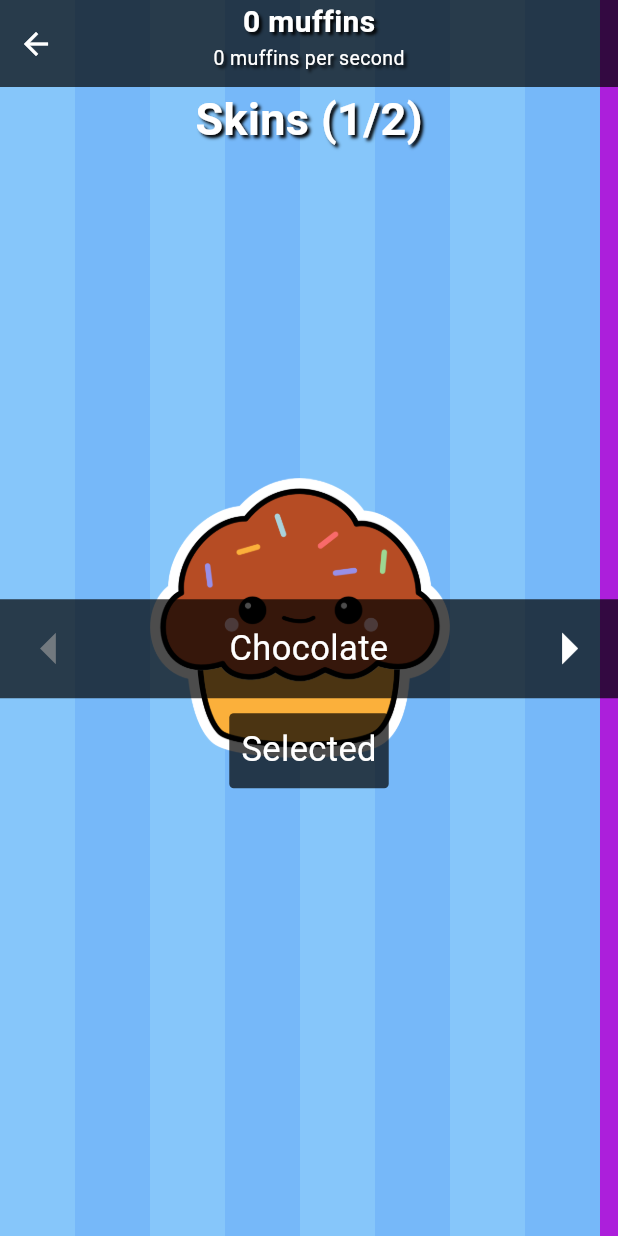
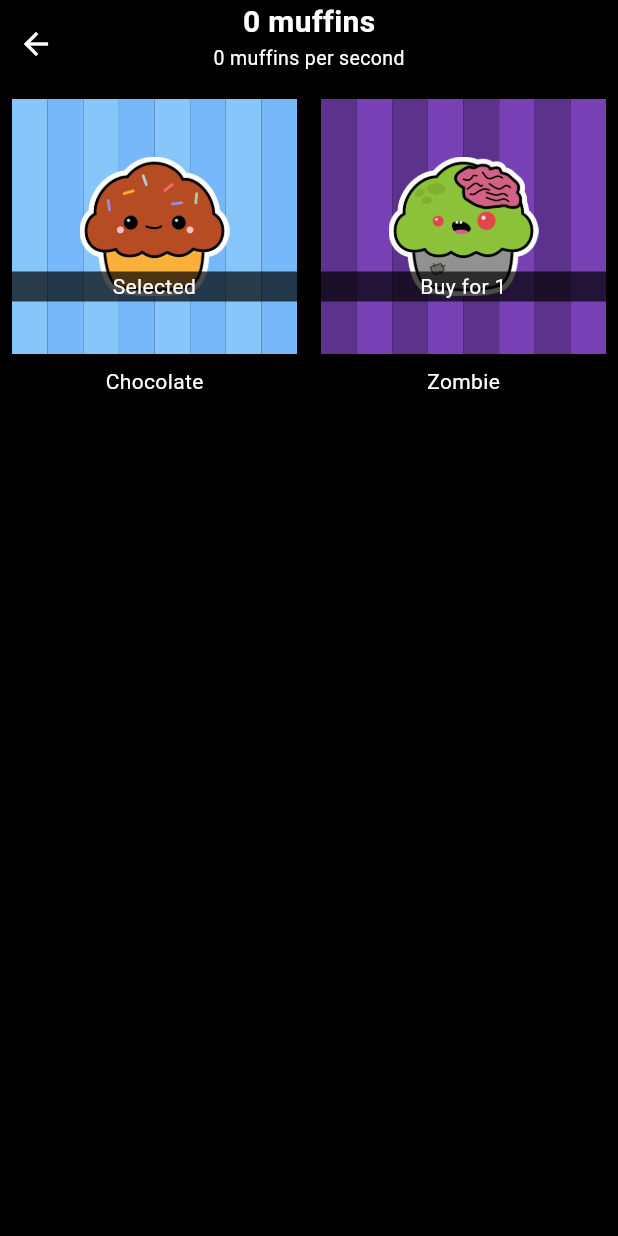
Before and after one commit to roynx98/muffin-clicker, a Flutter app: the screen it shows after launch, after a tap on "SKINS", on a phone screen of 412 x 824 dp. Run offline on Flutter 3.47's test engine with Material 3 defaults, Android fonts, the phone set to English and light mode, and no system bars; drawn by our look-alikes of scrollable_positioned_list; our stand-ins replace audioplayers, flutter_bloc, google_mobile_ads, hydrated_bloc.

Commit message:
feat: Allow buying skins.

```diff
--- a/lib/clicker/views/clicker_game.dart
+++ b/lib/clicker/views/clicker_game.dart
@@ -7,7 +7,8 @@ import 'package:flutter_bloc/flutter_bloc.dart';
 import 'package:muffin_clicker/clicker/cubit/clicker_cubit.dart';
 import 'package:muffin_clicker/clicker/views/clicker.dart';
 import 'package:muffin_clicker/clicker/views/particles_painter.dart';
-import 'package:muffin_clicker/skins/views/backgrounds/background_painter.dart';
+import 'package:muffin_clicker/skins/cubit/selected_skin_cubit.dart';
+import 'package:muffin_clicker/skins/cubit/skin_model.dart';
 
 class ClickerGame extends StatefulWidget {
   const ClickerGame({super.key});
@@ -21,11 +22,11 @@ class _ClickerGameState extends State<ClickerGame> with SingleTickerProviderStat
   List<ScoreParticle> scoreParticles = [];
   late final Ticker _ticker;
   ui.Image? imageParticle;
+  String lastImagePath = '';
 
   @override
   void initState() {
     super.initState();
-    loadImageParticle();
     var lastTick = const Duration();
     var timer = 0.0;
 
@@ -33,10 +34,16 @@ class _ClickerGameState extends State<ClickerGame> with SingleTickerProviderStat
       final delta = (elapsed - lastTick).inMilliseconds / 1000.0;
 
       timer += delta;
-
       if (timer >= 1) {
         context.read<ClickerCubit>().applyClicksPerSecond();
         timer = 0;
+      }
+
+      final selectedImageParticle =
+          context.read<SelectedSkinCubit>().state.image;
+      if (lastImagePath != selectedImageParticle) {
+        lastImagePath = selectedImageParticle;
+        changeImageParticle(lastImagePath);
       }
 
       for (var particle in clickerParticles) {
@@ -56,8 +63,8 @@ class _ClickerGameState extends State<ClickerGame> with SingleTickerProviderStat
     _ticker.start();
   }
 
-  Future<void> loadImageParticle() async {
-    final data = await rootBundle.load('assets/img/chocolateMuffin.png');
+  Future<void> changeImageParticle(String image) async {
+    final data = await rootBundle.load(image);
     final ui.Codec codec = await ui.instantiateImageCodec(
         data.buffer.asUint8List(),
         targetWidth: 50,
@@ -77,11 +84,13 @@ class _ClickerGameState extends State<ClickerGame> with SingleTickerProviderStat
 
   @override
   Widget build(BuildContext context) {
+    SkinModel selectedSkin = context.read<SelectedSkinCubit>().state;
+
     return SizedBox(
       width: double.infinity,
       height: double.infinity,
       child: CustomPaint(
-        painter: BackgroundPainter(),
+        painter: mapBackgorundIdToPainter[selectedSkin.backgroundId],
         foregroundPainter: ParticlesPainter(
           clickerParticles: clickerParticles,
           scoreParticles: scoreParticles,
--- a/lib/clicker/views/clicker_page.dart
+++ b/lib/clicker/views/clicker_page.dart
@@ -2,7 +2,7 @@ import 'package:flutter/material.dart';
 import 'package:flutter_bloc/flutter_bloc.dart';
 import 'package:muffin_clicker/clicker/cubit/clicker_cubit.dart';
 import 'package:muffin_clicker/clicker/views/clicker_game.dart';
-import 'package:muffin_clicker/shared_widgets/ad_loader.dart';
+import 'package:muffin_clicker/shared_widgets/multiplier_button.dart';
 import 'package:muffin_clicker/shared_widgets/ink_well_container.dart';
 import 'package:muffin_clicker/shared_widgets/status_bar.dart';
 import 'package:muffin_clicker/skins/cubit/selected_skin_cubit.dart';
@@ -27,9 +27,7 @@ class ClickerPage extends StatelessWidget {
             Column(
               children: [
                 StatusBar(
-                  onPressSettings: () {
-
-                  },
+                  onPressSettings: () {},
                 ),
                 const _Actions(),
               ],
@@ -92,12 +90,13 @@ class _Actions extends StatelessWidget {
             ),
           ),
           const SizedBox(width: gap),
-          const AdLoader(),
+          const MultiplierButton(),
         ],
       ),
     );
   }
 }
+
 
 class ProvideMyBlocs extends StatelessWidget {
   final Widget child;
@@ -122,5 +121,4 @@ class ProvideMyBlocs extends StatelessWidget {
       ),
     );
   }
-
 }
--- a/lib/shared_widgets/ink_well_container.dart
+++ b/lib/shared_widgets/ink_well_container.dart
@@ -3,12 +3,16 @@ import 'package:flutter/material.dart';
 class InkWellContainer extends StatelessWidget {
   final Widget? child;
   final double? width;
+  final double? height;
+  final Color? color;
   final Function() onTap;
 
   const InkWellContainer({
     super.key,
     this.child,
     this.width = 50,
+    this.height = 50,
+    this.color,
     required this.onTap,
   });
 
@@ -16,15 +20,15 @@ class InkWellContainer extends StatelessWidget {
   Widget build(BuildContext context) {
     return Container(
       decoration: BoxDecoration(
-        color: Colors.black.withOpacity(0.7),
-        borderRadius: BorderRadius.all(Radius.circular(3)),
+        color: color ?? Colors.black.withOpacity(0.7),
+        borderRadius: const BorderRadius.all(Radius.circular(3)),
       ),
       width: width,
-      height: 50,
+      height: height,
       child: Material(
         color: Colors.transparent,
         child: InkWell(
-          borderRadius: BorderRadius.all(Radius.circular(3)),
+          borderRadius: const BorderRadius.all(Radius.circular(3)),
           onTap: onTap,
           splashColor: Colors.white.withOpacity(0.3),
           child: child
--- a/lib/shared_widgets/ad_loader.dart
+++ b/lib/shared_widgets/multiplier_button.dart
@@ -1,19 +1,19 @@
 
 import 'dart:io';
-
 import 'package:flutter/material.dart';
-import 'package:flutter/widgets.dart';
+import 'package:flutter_bloc/flutter_bloc.dart';
 import 'package:google_mobile_ads/google_mobile_ads.dart';
 import 'package:muffin_clicker/shared_widgets/ink_well_container.dart';
+import 'package:muffin_clicker/skins/cubit/selected_skin_cubit.dart';
 
-class AdLoader extends StatefulWidget {
-  const AdLoader({super.key});
+class MultiplierButton extends StatefulWidget {
+  const MultiplierButton({super.key});
 
   @override
-  State<AdLoader> createState() => _AdLoaderState();
+  State<MultiplierButton> createState() => _MultiplierButtonState();
 }
 
-class _AdLoaderState extends State<AdLoader> {
+class _MultiplierButtonState extends State<MultiplierButton> {
   InterstitialAd? _interstitialAd;
   final adUnitId = Platform.isAndroid
     ? 'ca-app-pub-3940256099942544/1033173712'
@@ -21,6 +21,7 @@ class _AdLoaderState extends State<AdLoader> {
 
   @override
   void initState() {
+    super.initState();
     loadAd();
   }
 
@@ -66,14 +67,20 @@ class _AdLoaderState extends State<AdLoader> {
       child: Stack(
         alignment: Alignment.center,
         children: [
-          Image.asset(
-            'assets/img/chocolateMuffin.png',
-            height: 35,
+          Builder(
+            builder: (context) {
+              final selectedSkin = context.watch<SelectedSkinCubit>().state;
+
+              return Image.asset(
+                selectedSkin.image,
+                height: 35,
+              );
+            }
           ),
-          Positioned(
+          const Positioned(
             bottom: 0,
             right: 5,
-            child: Text("2x", style: buttonTextStyle),
+            child: Text('2x', style: buttonTextStyle),
           ),
         ],
       ),
--- a/lib/skins/cubit/selected_skin_cubit.dart
+++ b/lib/skins/cubit/selected_skin_cubit.dart
@@ -4,6 +4,10 @@ import 'package:muffin_clicker/skins/cubit/skin_model.dart';
 
 class SelectedSkinCubit extends HydratedCubit<SkinModel> {
   SelectedSkinCubit() : super(defaultSkin);
+
+  setSelected(SkinModel model) {
+    emit(model);
+  }
 
   @override
   SkinModel fromJson(Map<String, dynamic> json) {
--- a/lib/skins/cubit/skin_model.dart
+++ b/lib/skins/cubit/skin_model.dart
@@ -15,6 +15,16 @@ class SkinModel {
     required this.isBought,
     required this.price,
   });
+
+  SkinModel copyWith({ bool? isBought, }) {
+    return SkinModel(
+      name: name,
+      image: image,
+      backgroundId: backgroundId,
+      isBought: isBought ?? this.isBought,
+      price: price,
+    );
+  }
 
   factory SkinModel.fromJson(Map<String, dynamic> json) {
     return SkinModel(
--- a/lib/skins/cubit/skins_cubit.dart
+++ b/lib/skins/cubit/skins_cubit.dart
@@ -4,6 +4,14 @@ import 'package:muffin_clicker/skins/cubit/skin_model.dart';
 
 class SkinsCubit extends HydratedCubit<List<SkinModel>> {
   SkinsCubit() : super(skins);
+
+  unlock(String name) {
+    final newState = [...state];
+    final updateIndex = newState.indexWhere((skin) => skin.name == name);
+    newState[updateIndex] = newState[updateIndex].copyWith(isBought: true);
+
+    emit(newState);
+  }
 
   @override
   List<SkinModel> fromJson(Map<String, dynamic> json) {
--- a/lib/skins/views/backgrounds/zombie_background.dart
+++ b/lib/skins/views/backgrounds/zombie_background.dart
@@ -3,8 +3,8 @@ import 'package:flutter/material.dart';
 class ZombieBackground extends CustomPainter {
   @override
   void paint(Canvas canvas, Size size) {
-    final Paint oddPaint = Paint()..color = Color.fromARGB(255, 172, 31, 219);
-    final Paint evenPaint = Paint()..color = Color.fromARGB(255, 55, 25, 59);
+    final Paint oddPaint = Paint()..color = const Color(0xFF5D328C);
+    final Paint evenPaint = Paint()..color = const Color(0xFF7741B5);
 
     const numbersOfRects = 8.0;
     final rectSize = size.width / numbersOfRects;
--- a/lib/skins/views/skins_page.dart
+++ b/lib/skins/views/skins_page.dart
@@ -1,236 +1,47 @@
 import 'package:flutter/material.dart';
 import 'package:flutter_bloc/flutter_bloc.dart';
 import 'package:muffin_clicker/clicker/cubit/clicker_cubit.dart';
+import 'package:muffin_clicker/shared_widgets/ink_well_container.dart';
 import 'package:muffin_clicker/shared_widgets/status_bar.dart';
-import 'package:muffin_clicker/shared_widgets/ink_well_container.dart';
 import 'package:muffin_clicker/skins/cubit/selected_skin_cubit.dart';
 import 'package:muffin_clicker/skins/cubit/skin_model.dart';
 import 'package:muffin_clicker/skins/cubit/skins_cubit.dart';
-import 'package:muffin_clicker/utils/text_styles.dart';
-import 'package:scrollable_positioned_list/scrollable_positioned_list.dart';
 
-class SkinsPage extends StatefulWidget {
+class SkinsPage extends StatelessWidget {
   const SkinsPage({
     super.key,
   });
 
   @override
-  State<SkinsPage> createState() => _SkinsPageState();
-}
-
-class _SkinsPageState extends State<SkinsPage> {
-  int currentIndex = 0;
-  final ItemScrollController itemScrollController = ItemScrollController();
-
-  setNewIndex(int index) {
-    setState(() {
-      currentIndex = index;
-    });
-    itemScrollController.scrollTo(
-      index: index,
-      duration: const Duration(milliseconds: 500),
-      curve: Curves.easeInOutCubic,
-    );
-  }
-
-  @override
   Widget build(BuildContext context) {
     return Scaffold(
-      body: BlocBuilder<SkinsCubit, List<SkinModel>>(
-        builder: (BuildContext context, List<SkinModel> state) {
-          return Stack(
+      backgroundColor: Colors.black,
+      body: Builder(
+        builder: (BuildContext context) {
+          final skinsState = context.watch<SkinsCubit>().state;
+          context.watch<ClickerCubit>();
+          context.watch<SelectedSkinCubit>();
+
+          return Column(
             children: [
-              AbsorbPointer(
-                absorbing: true,
-                child: ScrollablePositionedList.builder(
-                  itemScrollController: itemScrollController,
-                  scrollDirection: Axis.horizontal,
-                  itemCount: state.length,
-                  itemBuilder: (context, index) {
-                    return _SkinCard(skinModel: state[index]);
-                  },
-                ),
-              ),
-              _UI(
-                skins: state,
-                isBackButtonDisabled: currentIndex == 0,
-                isNextButtonDisabled: currentIndex == state.length - 1,
-                currentIndex: currentIndex,
-                onChangeIndex: (newIndex) => setNewIndex(newIndex),
-              ),
-            ],
-          );
-        },
-      ),
-    );
-  }
-}
-
-class _UI extends StatelessWidget {
-  final List<SkinModel> skins;
-  final bool isBackButtonDisabled;
-  final bool isNextButtonDisabled;
-  final int currentIndex;
-  final Function(int) onChangeIndex;
-
-  const _UI({
-    required this.skins,
-    required this.isBackButtonDisabled,
-    required this.isNextButtonDisabled,
-    required this.currentIndex,
-    required this.onChangeIndex,
-  });
-
-  @override
-  Widget build(BuildContext context) {
-    const textStyle = TextStyle(
-      color: Colors.white,
-      fontSize: 23,
-    );
-    const textStyleRed = TextStyle(
-      color: Colors.red,
-      fontSize: 23,
-    );
-    const titleStyle = TextStyle(
-      color: Colors.white,
-      fontSize: 30,
-      shadows: textShadows,
-      fontWeight: FontWeight.bold,
-    );
-
-    final focusSkin = skins[currentIndex];
-    final boughtSkins = skins.where((skin) => skin.isBought).toList();
-    final selectedSkin = context.read<SelectedSkinCubit>().state;
-    final clickerCubit  = context.read<ClickerCubit>();
-    final canBuy = clickerCubit.state.clicks >= focusSkin.price;
-
-    return Column(children: [
               StatusBar(
                 onPressBack: () {
                   Navigator.pop(context);
                 },
               ),
-      Text(
-        'Skins (${boughtSkins.length}/${skins.length})',
-        style: titleStyle,
-      ),
               Expanded(
-        child: Column(
-          mainAxisAlignment: MainAxisAlignment.center,
-          children: [
-            Container(
-              color: Colors.black.withOpacity(0.7),
-              child: Row(
-                mainAxisAlignment: MainAxisAlignment.center,
-                children: [
-                  _NavigationButton(
-                    isDisable: isBackButtonDisabled,
-                    icon: Icons.arrow_left,
-                    onPressed: () {
-                      onChangeIndex(currentIndex - 1);
-                    },
-                  ),
-                  Expanded(
-                    child: Text(
-                      textAlign: TextAlign.center,
-                      focusSkin.name,
-                      style: textStyle,
-                    ),
-                  ),
-                  _NavigationButton(
-                    isDisable: isNextButtonDisabled,
-                    icon: Icons.arrow_right,
-                    onPressed: () {
-                      onChangeIndex(currentIndex + 1);
-                    },
-                  ),
-                ],
-              ),
-            ),
-            const SizedBox(
-              height: 10,
-            ),
-            Builder(builder: (context) {
-              if (!focusSkin.isBought) {
-                return AbsorbPointer(
-                  absorbing: !canBuy,
-                  child: InkWellContainer(
-                    width: null,
-                    onTap: () {
-                      clickerCubit.spend(focusSkin.price);
-                    },
-                    child: Padding(
-                      padding: const EdgeInsets.all(8),
-                      child: Text(
-                        'Buy for ${focusSkin.price} muffins',
-                        style: canBuy ? textStyle : textStyleRed,
+                child: GridView.count(
+                  padding: const EdgeInsets.all(0),
+                  crossAxisCount: 2,
+                  children: List.generate(
+                    skinsState.length,
+                    (index) => _SkinCard(skinModel: skinsState[index]),
                   ),
                 ),
               ),
+            ],
           );
-              }
-
-              final isSelected = focusSkin.name == selectedSkin.name;
-
-              if (isSelected) {
-                return AbsorbPointer(
-                  absorbing: true,
-                  child: InkWellContainer(
-                    width: null,
-                    onTap: () {},
-                    child: const Padding(
-                      padding: EdgeInsets.all(8),
-                      child: Text(
-                        'Selected',
-                        style: textStyle,
-                      ),
-                    ),
-                  ),
-                );
-              } else {
-                return InkWellContainer(
-                  width: null,
-                  onTap: () {},
-                  child: const Padding(
-                    padding: EdgeInsets.all(8),
-                    child: Text(
-                      'Buy',
-                      style: textStyle,
-                    ),
-                  ),
-                );
-              }
-            }),
-          ],
-        ),
-      ),
-    ]);
-  }
-}
-
-class _NavigationButton extends StatelessWidget {
-  final bool isDisable;
-  final IconData icon;
-  final Function() onPressed;
-
-  const _NavigationButton({
-    required this.isDisable,
-    required this.icon,
-    required this.onPressed,
-  });
-
-  @override
-  Widget build(BuildContext context) {
-    return AbsorbPointer(
-      absorbing: isDisable,
-      child: IconButton(
-        highlightColor: Colors.white.withOpacity(0.3),
-        onPressed: onPressed,
-        icon: Icon(
-          size: 50,
-          icon,
-          color: isDisable ? Colors.grey.withAlpha(160) : Colors.white,
-        ),
+        },
       ),
     );
   }
@@ -241,18 +52,92 @@ class _SkinCard extends StatelessWidget {
 
   const _SkinCard({required this.skinModel});
 
+  final testStyle = const TextStyle(color: Colors.white);
+
   @override
   Widget build(BuildContext context) {
-    return SizedBox(
-      width: 400,
-      child: CustomPaint(
+    final selectedSkin = context.read<SelectedSkinCubit>().state;
+    final isSelected = skinModel.name == selectedSkin.name;
+
+    return Column(
+      children: [
+        Expanded(
+          child: Padding(
+            padding: const EdgeInsets.all(8.0),
+            child: Stack(
+              children: [
+                CustomPaint(
                   painter: mapBackgorundIdToPainter[skinModel.backgroundId],
                   child: Center(
                     child: Image.asset(
                       skinModel.image,
-            width: 200,
+                      width: 100,
                     ),
                   ),
+                ),
+                Center(
+                  child: Builder(
+                    builder: (context) {
+                      if (isSelected) {
+                        return label('Selected');
+                      }
+
+                      if (!skinModel.isBought) {
+                        return label('Buy for ${skinModel.price}');
+                      }
+
+                      return const SizedBox();
+                    }
+                  ),
+                ),
+                InkWellContainer(
+                  color: Colors.transparent,
+                  width: double.infinity,
+                  height: double.infinity,
+                  onTap: () {
+                    if (!skinModel.isBought) {
+                      tryToBuy(context, skinModel);
+                    }
+
+                    select(context, skinModel);
+                  },
+                )
+              ],
+            ),
+          ),
+        ),
+        Text(skinModel.name, style: testStyle),
+      ],
+    );
+  }
+
+  select(BuildContext context, SkinModel skinModel) {
+    SelectedSkinCubit selectedSkinCubit = context.read<SelectedSkinCubit>();
+    selectedSkinCubit.setSelected(skinModel);
+  }
+
+  tryToBuy(BuildContext context, SkinModel skinModel) {
+    ClickerCubit clickerCubit = context.read<ClickerCubit>();
+    SelectedSkinCubit selectedSkinCubit = context.read<SelectedSkinCubit>();
+    SkinsCubit skinsCubit = context.read<SkinsCubit>();
+
+    final canBuy = clickerCubit.state.clicks >= skinModel.price;
+    if (!canBuy) {
+      return;
+    }
+
+    selectedSkinCubit.setSelected(skinModel);
+    clickerCubit.spend(skinModel.price);
+    skinsCubit.unlock(skinModel.name);
+  }
+
+  Padding label(String text) {
+    return Padding(
+      padding: const EdgeInsets.only(top: 80),
+      child: Container(
+        color: Colors.black.withOpacity(0.7),
+        width: double.infinity,
+        child: Text(text, textAlign: TextAlign.center, style: testStyle),
       ),
     );
   }
```
Lines whose indentation alone changed are shown as unchanged.
